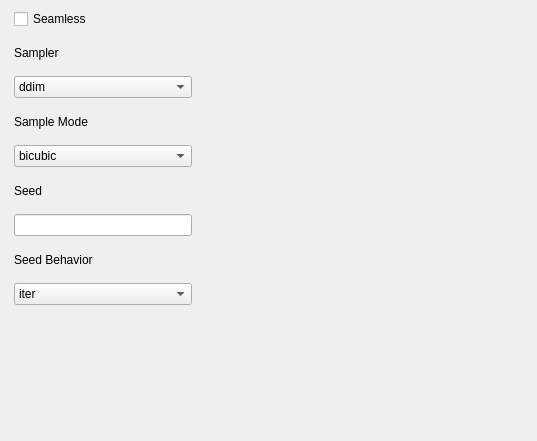
Above: frontend/ui_widgets/sampler.ui from XmYx/ainodes before the change. Below: the same form after it.
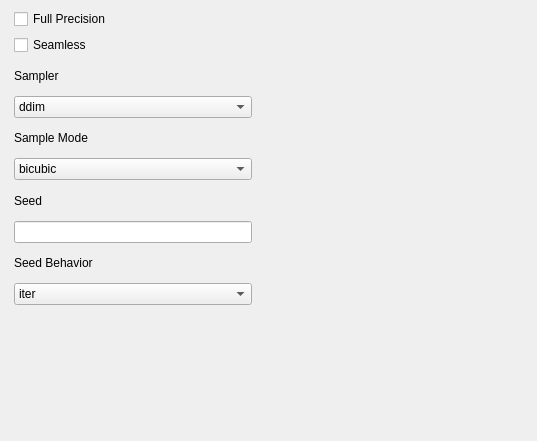
That is the form after the change.

```diff
--- a/frontend/ui_widgets/sampler.ui
+++ b/frontend/ui_widgets/sampler.ui
@@ -18,7 +18,7 @@
     <rect>
      <x>9</x>
      <y>9</y>
-     <width>188</width>
+     <width>248</width>
      <height>296</height>
     </rect>
    </property>
@@ -29,31 +29,38 @@
     <property name="rightMargin">
      <number>5</number>
     </property>
-    <item row="6" column="0">
+    <item row="7" column="0">
      <widget class="QLineEdit" name="lineEdit"/>
     </item>
-    <item row="5" column="0">
+    <item row="6" column="0">
      <widget class="QLabel" name="label_5">
       <property name="text">
        <string>Seed</string>
       </property>
      </widget>
     </item>
-    <item row="7" column="0">
+    <item row="8" column="0">
      <widget class="QLabel" name="label_6">
       <property name="text">
        <string>Seed Behavior</string>
       </property>
      </widget>
     </item>
-    <item row="1" column="0">
+    <item row="2" column="0">
      <widget class="QLabel" name="label_3">
       <property name="text">
        <string>Sampler</string>
       </property>
      </widget>
     </item>
-    <item row="4" column="0">
+    <item row="1" column="0">
+     <widget class="QCheckBox" name="seamless">
+      <property name="text">
+       <string>Seamless</string>
+      </property>
+     </widget>
+    </item>
+    <item row="5" column="0">
      <widget class="QComboBox" name="comboBox_2">
       <item>
        <property name="text">
@@ -72,7 +79,33 @@
       </item>
      </widget>
     </item>
-    <item row="2" column="0">
+    <item row="4" column="0">
+     <widget class="QLabel" name="label_4">
+      <property name="text">
+       <string>Sample Mode</string>
+      </property>
+     </widget>
+    </item>
+    <item row="9" column="0">
+     <widget class="QComboBox" name="comboBox_3">
+      <item>
+       <property name="text">
+        <string>iter</string>
+       </property>
+      </item>
+      <item>
+       <property name="text">
+        <string>fixed</string>
+       </property>
+      </item>
+      <item>
+       <property name="text">
+        <string>random</string>
+       </property>
+      </item>
+     </widget>
+    </item>
+    <item row="3" column="0">
      <widget class="QComboBox" name="comboBox">
       <item>
        <property name="text">
@@ -116,36 +149,10 @@
       </item>
      </widget>
     </item>
-    <item row="8" column="0">
-     <widget class="QComboBox" name="comboBox_3">
-      <item>
-       <property name="text">
-        <string>iter</string>
-       </property>
-      </item>
-      <item>
-       <property name="text">
-        <string>fixed</string>
-       </property>
-      </item>
-      <item>
-       <property name="text">
-        <string>random</string>
-       </property>
-      </item>
-     </widget>
-    </item>
-    <item row="3" column="0">
-     <widget class="QLabel" name="label_4">
-      <property name="text">
-       <string>Sample Mode</string>
-      </property>
-     </widget>
-    </item>
     <item row="0" column="0">
-     <widget class="QCheckBox" name="seamless">
+     <widget class="QCheckBox" name="fullPrecision">
       <property name="text">
-       <string>Seamless</string>
+       <string>Full Precision</string>
       </property>
      </widget>
     </item>
```
